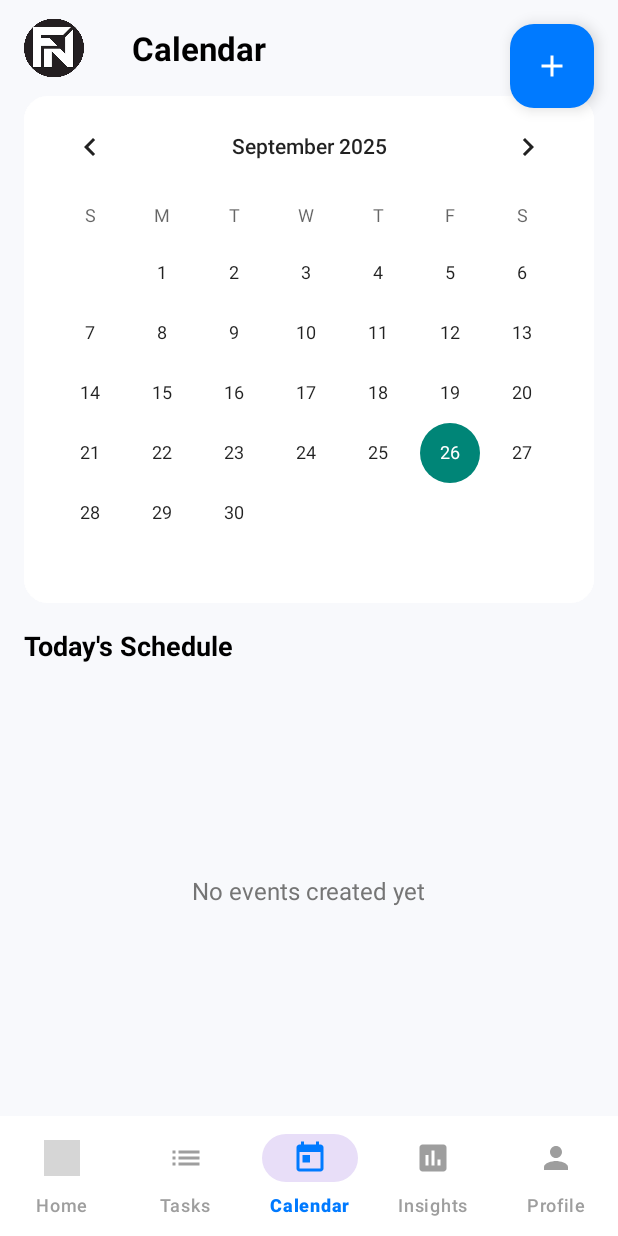
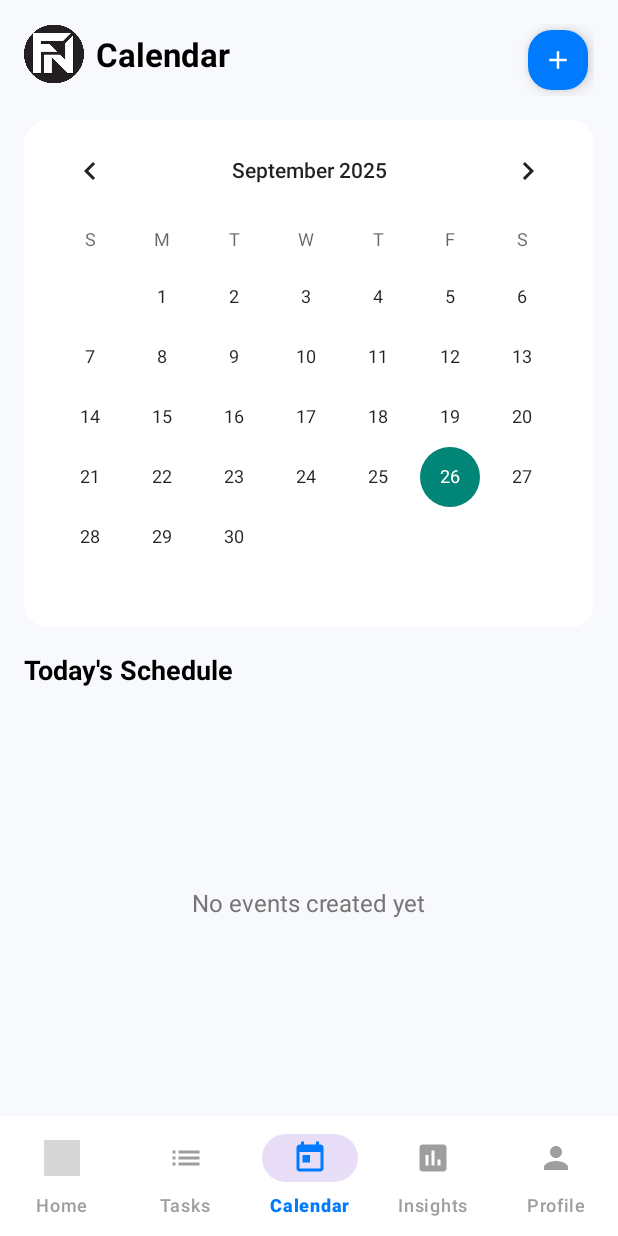
Before and after one commit to YUVARAJC14/Flow-Notify-App-Frontend, an Android app: the CalendarActivity screen opened directly, with no data from a screen before it, on a phone screen of 412 x 824 dp. Run offline under Robolectric (Android 15) with nearby library versions, the phone set to English and light mode, and no system bars; our stand-ins replace CircleImageView; network calls fail; Roboto replaces fonts that are not available here; grey boxes are pictures that could not be loaded.

Commit message:
Calendar page done

```diff
--- a/FlowNotify3/app/src/main/java/com/saveetha/flownotify/CalendarActivity.kt
+++ b/FlowNotify3/app/src/main/java/com/saveetha/flownotify/CalendarActivity.kt
@@ -68,7 +68,8 @@ class CalendarActivity : AppCompatActivity() {
     }
 
     private fun handleTopNotch() {
-        ViewCompat.setOnApplyWindowInsetsListener(toolbar) { view, insets ->
+        val headerContainer = findViewById<View>(R.id.header_container)
+        ViewCompat.setOnApplyWindowInsetsListener(headerContainer) { view, insets ->
             val systemBars = insets.getInsets(WindowInsetsCompat.Type.systemBars())
             view.setPadding(view.paddingLeft, systemBars.top, view.paddingRight, view.paddingBottom)
             insets
--- a/FlowNotify3/app/src/main/res/layout/activity_calendar.xml
+++ b/FlowNotify3/app/src/main/res/layout/activity_calendar.xml
@@ -7,44 +7,49 @@
     android:background="#F8F9FC"
     tools:context=".CalendarActivity">
 
-    <androidx.appcompat.widget.Toolbar
-        android:id="@+id/toolbar"
+    <androidx.constraintlayout.widget.ConstraintLayout
+        android:id="@+id/header_container"
         android:layout_width="match_parent"
         android:layout_height="wrap_content"
-        android:background="@android:color/transparent"
+        android:padding="16dp"
         app:layout_constraintTop_toTopOf="parent">
 
         <ImageView
             android:id="@+id/iv_logo"
             android:layout_width="40dp"
             android:layout_height="40dp"
-            android:layout_gravity="start|center_vertical"
             android:contentDescription="@string/app_logo"
-            android:src="@drawable/flow_notify_logo" />
+            android:src="@drawable/flow_notify_logo"
+            app:layout_constraintStart_toStartOf="parent"
+            app:layout_constraintTop_toTopOf="parent" />
 
         <TextView
+            android:id="@+id/tv_calendar_title"
             android:layout_width="wrap_content"
             android:layout_height="wrap_content"
-            android:layout_gravity="start|center_vertical"
-            android:layout_marginStart="48dp"
+            android:layout_marginStart="8dp"
             android:text="Calendar"
             android:textColor="@color/black"
             android:textSize="22sp"
-            android:textStyle="bold" />
-
-    </androidx.appcompat.widget.Toolbar>
+            android:textStyle="bold"
+            app:layout_constraintBottom_toBottomOf="@+id/iv_logo"
+            app:layout_constraintStart_toEndOf="@+id/iv_logo"
+            app:layout_constraintTop_toTopOf="@+id/iv_logo" />
 
         <com.google.android.material.floatingactionbutton.FloatingActionButton
             android:id="@+id/fab_add_event"
             android:layout_width="wrap_content"
             android:layout_height="wrap_content"
-        android:layout_margin="16dp"
             android:contentDescription="@string/add_event"
             android:src="@drawable/ic_add"
             app:backgroundTint="@color/blue"
+            app:fabCustomSize="40dp"
+            app:maxImageSize="20dp"
             app:layout_constraintEnd_toEndOf="parent"
             app:layout_constraintTop_toTopOf="parent"
             app:tint="@color/white" />
+
+    </androidx.constraintlayout.widget.ConstraintLayout>
 
     <CalendarView
         android:id="@+id/calendar_view"
@@ -53,7 +58,7 @@
         android:layout_marginHorizontal="16dp"
         android:background="@drawable/dialog_background"
         android:theme="@style/CustomCalendarTheme"
-        app:layout_constraintTop_toBottomOf="@+id/toolbar" />
+        app:layout_constraintTop_toBottomOf="@+id/header_container" />
 
     <TextView
         android:id="@+id/tv_schedule_title"
```
Lines whose indentation alone changed are shown as unchanged.
